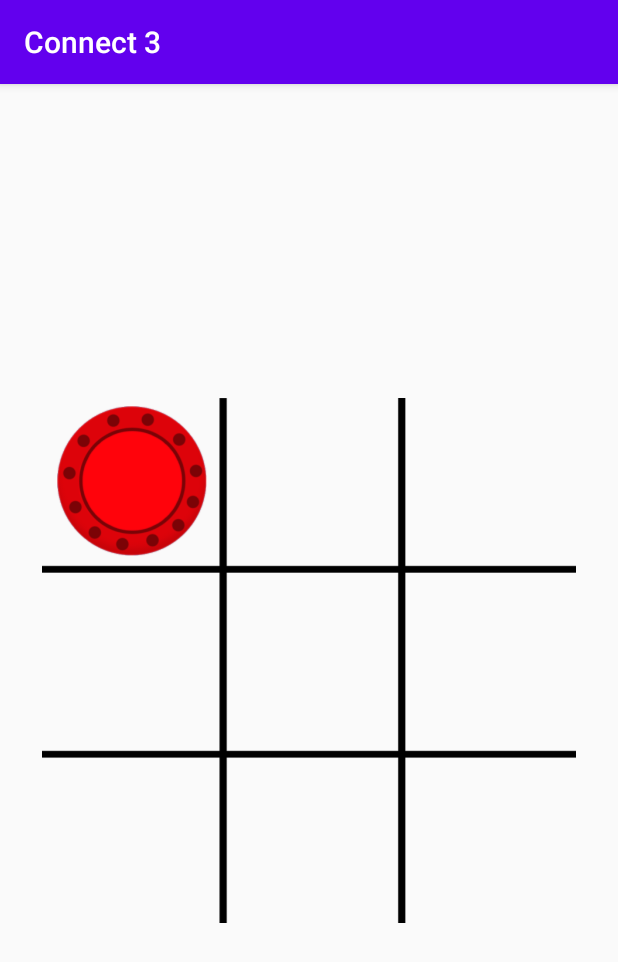
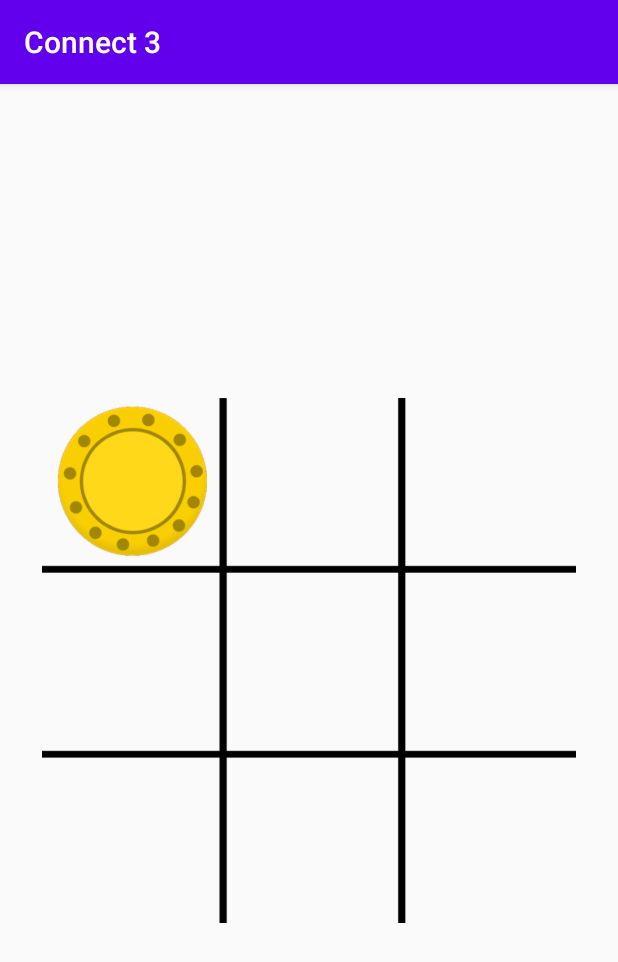
Before and after one commit to GreyWarden/connect-3, an Android app: the screen it shows after launch (MainActivity), after a tap on an icon or button, on a phone screen of 412 x 824 dp. Shown: the top 962 px of the screen. Run offline under Robolectric (Android 15) with nearby library versions, the phone set to English and light mode, and no system bars.

Commit message:
Connected usecase with main activity

```diff
--- a/app/src/main/java/com/lookingclowns/connect3/MainActivity.java
+++ b/app/src/main/java/com/lookingclowns/connect3/MainActivity.java
@@ -1,49 +1,52 @@
 package com.lookingclowns.connect3;
 
 import android.os.Bundle;
+import android.util.Log;
 import android.view.View;
 import android.widget.ImageView;
+import android.widget.Toast;
 
 import androidx.appcompat.app.AppCompatActivity;
+
+import com.lookingclowns.connect3.application.usecase.gamestatus.GameStatus;
+import com.lookingclowns.connect3.domain.exceptions.playerisnotallowed.PlayerIsNotAllowedException;
+import com.lookingclowns.connect3.domain.exceptions.positionalreadyselectedbyplayer.PositionAlreadySelectedByPlayerException;
+import com.lookingclowns.connect3.domain.exceptions.positionistaken.PositionIsTakenException;
+import com.lookingclowns.connect3.domain.valueobjects.gameboard.GameBoard;
 
 public class MainActivity extends AppCompatActivity {
 
     private static final long SHORT_DURATION = 300;
-    // RED = 0, YELLOW = 1
-    private int ACTIVE_PLAYER = 0;
+    private GameStatus gameStatus;
 
     @Override
     protected void onCreate(Bundle savedInstanceState) {
         super.onCreate(savedInstanceState);
         setContentView(R.layout.activity_main);
+        gameStatus = new GameStatus(new GameBoard());
     }
 
     public void dropIn(View view) {
         ImageView counter = (ImageView) view;
         int counterTag = Integer.parseInt(counter.getTag().toString());
 
-//        if (gameState[counterTag] != -1 && gameState[counterTag] != ACTIVE_PLAYER ) {
-//            Toast.makeText(this, "The spot is already taken", Toast.LENGTH_SHORT).show();
-//            return;
-//        }
-//
-//        if (gameState[counterTag] != -1 && gameState[counterTag] == ACTIVE_PLAYER) {
-//            Toast.makeText(this, "You already chose that spot", Toast.LENGTH_SHORT).show();
-//            return;
-//        }
-//
-//        gameState[counterTag] = ACTIVE_PLAYER;
-        counter.setImageResource(this.getCounterSrc());
+        try {
+            this.gameStatus.addToken(counterTag);
+        } catch (PlayerIsNotAllowedException playerIsNotAllowed) {
+            Log.d("Error", "Error que no se esperaba porque no se debería dar");
+        } catch (PositionIsTakenException positionTakenException) {
+            Toast.makeText(this, "The spot is already taken", Toast.LENGTH_SHORT)
+                    .show();
+        } catch (PositionAlreadySelectedByPlayerException positionAlreadySelectedByPlayerException) {
+            Toast.makeText(this, "You already chose that spot", Toast.LENGTH_SHORT)
+                    .show();
+        }
+        counter.setImageResource(this.getCounterSrc(this.gameStatus.getActivePlayer()));
         counter.setTranslationY(-500);
         counter.animate().translationYBy(500).rotation(3600).setDuration(SHORT_DURATION);
-        this.changeActivePlayer();
     }
 
-    private int getCounterSrc() {
-        return ACTIVE_PLAYER == 0 ? R.drawable.red : R.drawable.yellow;
-    }
-
-    private void changeActivePlayer() {
-        ACTIVE_PLAYER = ACTIVE_PLAYER == 0 ? 1 : 0;
+    private int getCounterSrc(int activePlayer) {
+        return activePlayer == 0 ? R.drawable.red : R.drawable.yellow;
     }
 }
--- a/app/src/main/java/com/lookingclowns/connect3/application/usecase/gamestatus/GameStatus.java
+++ b/app/src/main/java/com/lookingclowns/connect3/application/usecase/gamestatus/GameStatus.java
@@ -7,6 +7,8 @@ import com.lookingclowns.connect3.domain.valueobjects.gameboard.GameBoard;
 
 public final class GameStatus {
     private GameBoard gameBoard;
+
+    // RED = 0, YELLOW = 1
     private int activePlayer;
 
     public GameStatus(GameBoard gameBoard) {
```
